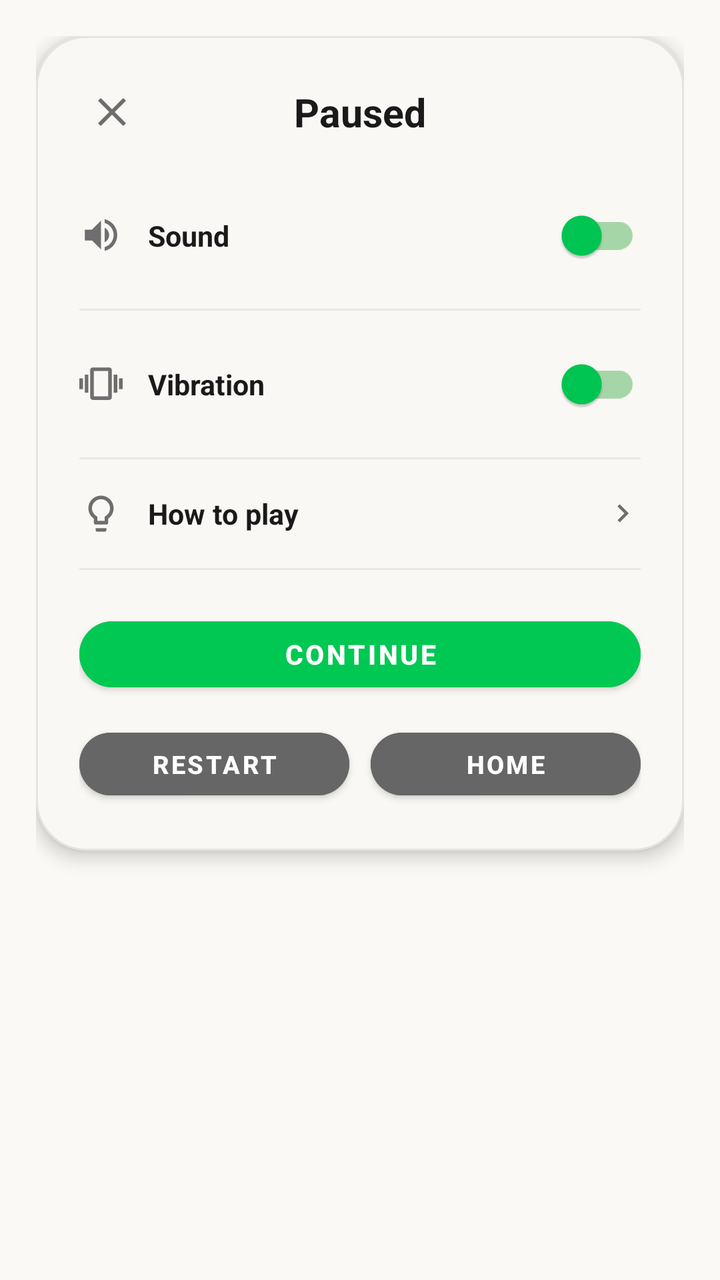
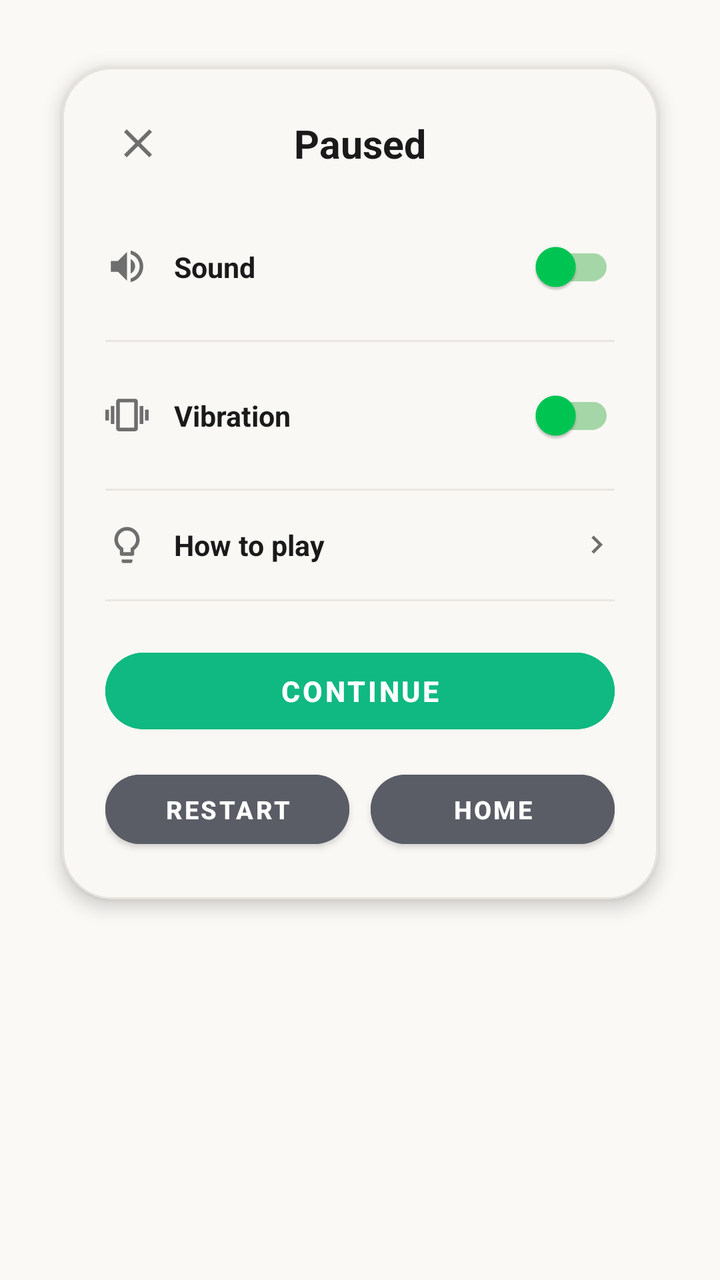

The first picture is an Android layout as it rendered before a commit; the second is the same layout after the commit. The layout source and the unified diff follow.
<!-- AndroidManifest.xml: application theme Theme.NumberBlocks -->
<!-- res/layout/dialog_pause_menu.xml -->
<?xml version="1.0" encoding="utf-8"?>
<LinearLayout xmlns:android="http://schemas.android.com/apk/res/android"
    xmlns:app="http://schemas.android.com/apk/res-auto"
    android:layout_width="match_parent"
    android:layout_height="wrap_content"
    android:background="@android:color/transparent"
    android:orientation="vertical"
    android:padding="@dimen/dp_20">

    <com.google.android.material.card.MaterialCardView
        android:layout_width="match_parent"
        android:layout_height="wrap_content"
        app:cardBackgroundColor="#FAF8F5"
        app:cardCornerRadius="@dimen/dp_28"
        app:cardElevation="@dimen/dp_6"
        app:strokeColor="#E6E3DB"
        app:strokeWidth="@dimen/dp_1">

        <LinearLayout
            android:layout_width="match_parent"
            android:layout_height="wrap_content"
            android:orientation="vertical"
            android:padding="@dimen/dp_24">

            
            <RelativeLayout
                android:layout_width="match_parent"
                android:layout_height="wrap_content">

                <ImageButton
                    android:id="@+id/btn_pause_close"
                    android:contentDescription="@string/cd_close"
                    android:layout_width="@dimen/dp_36"
                    android:layout_height="@dimen/dp_36"
                    android:layout_alignParentStart="true"
                    android:layout_centerVertical="true"
                    android:background="?attr/selectableItemBackgroundBorderless"
                    android:src="@drawable/ic_close"
                    app:tint="#6E6E6E" />

                <TextView
                    android:layout_width="wrap_content"
                    android:layout_height="wrap_content"
                    android:layout_centerInParent="true"
                    android:text="@string/paused"
                    android:textColor="#1A1A1A"
                    android:textSize="@dimen/sp_22"
                    android:textStyle="bold" />
            </RelativeLayout>

            
            <LinearLayout
                android:layout_width="match_parent"
                android:layout_height="wrap_content"
                android:layout_marginTop="@dimen/dp_24"
                android:gravity="center_vertical"
                android:orientation="horizontal">

                <ImageView
                    android:layout_width="@dimen/dp_24"
                    android:layout_height="@dimen/dp_24"
                    android:src="@drawable/ic_speaker"
                    android:contentDescription="@string/cd_sound_icon"
                    app:tint="#6E6E6E" />

                <TextView
                    android:layout_width="0dp"
                    android:layout_height="wrap_content"
                    android:layout_marginStart="@dimen/dp_14"
                    android:layout_weight="1"
                    android:text="@string/sound"
                    android:textColor="#1A1A1A"
                    android:textSize="@dimen/sp_16"
                    android:textStyle="bold" />

                <androidx.appcompat.widget.SwitchCompat
                    android:id="@+id/switch_pause_sound"
                    android:layout_width="wrap_content"
                    android:layout_height="wrap_content"
                    app:thumbTint="#00C853"
                    app:trackTint="#A5D6A7" />
            </LinearLayout>

            <View
                android:layout_width="match_parent"
                android:layout_height="@dimen/dp_1"
                android:layout_marginTop="@dimen/dp_14"
                android:layout_marginBottom="@dimen/dp_14"
                android:background="#EAE7DF" />

            
            <LinearLayout
                android:layout_width="match_parent"
                android:layout_height="wrap_content"
                android:gravity="center_vertical"
                android:orientation="horizontal">

                <ImageView
                    android:layout_width="@dimen/dp_24"
                    android:layout_height="@dimen/dp_24"
                    android:src="@drawable/ic_vibrate"
                    android:contentDescription="@string/cd_vibrate_icon"
                    app:tint="#6E6E6E" />

                <TextView
                    android:layout_width="0dp"
                    android:layout_height="wrap_content"
                    android:layout_marginStart="@dimen/dp_14"
                    android:layout_weight="1"
                    android:text="@string/vibration"
                    android:textColor="#1A1A1A"
                    android:textSize="@dimen/sp_16"
                    android:textStyle="bold" />

                <androidx.appcompat.widget.SwitchCompat
                    android:id="@+id/switch_pause_vibration"
                    android:layout_width="wrap_content"
                    android:layout_height="wrap_content"
                    app:thumbTint="#00C853"
                    app:trackTint="#A5D6A7" />
            </LinearLayout>

            <View
                android:layout_width="match_parent"
                android:layout_height="@dimen/dp_1"
                android:layout_marginTop="@dimen/dp_14"
                android:layout_marginBottom="@dimen/dp_14"
                android:background="#EAE7DF" />

            
            <LinearLayout
                android:id="@+id/row_pause_how_to_play"
                android:layout_width="match_parent"
                android:layout_height="wrap_content"
                android:background="?attr/selectableItemBackground"
                android:gravity="center_vertical"
                android:orientation="horizontal"
                android:paddingTop="@dimen/dp_4"
                android:paddingBottom="@dimen/dp_4">

                <ImageView
                    android:layout_width="@dimen/dp_24"
                    android:layout_height="@dimen/dp_24"
                    android:src="@drawable/ic_lightbulb"
                    android:contentDescription="@string/cd_help_icon"
                    app:tint="#6E6E6E" />

                <TextView
                    android:layout_width="0dp"
                    android:layout_height="wrap_content"
                    android:layout_marginStart="@dimen/dp_14"
                    android:layout_weight="1"
                    android:text="@string/how_to_play"
                    android:textColor="#1A1A1A"
                    android:textSize="@dimen/sp_16"
                    android:textStyle="bold" />

                <ImageView
                    android:layout_width="@dimen/dp_20"
                    android:layout_height="@dimen/dp_20"
                    android:src="@drawable/ic_chevron_right"
                    android:contentDescription="@string/cd_chevron"
                    app:tint="#6E6E6E" />
            </LinearLayout>

            <View
                android:layout_width="match_parent"
                android:layout_height="@dimen/dp_1"
                android:layout_marginTop="@dimen/dp_14"
                android:layout_marginBottom="@dimen/dp_22"
                android:background="#EAE7DF" />

            
            <Button
                android:id="@+id/btn_pause_continue"
                style="@style/Widget.MaterialComponents.Button"
                android:layout_width="match_parent"
                android:layout_height="@dimen/dp_50"
                android:backgroundTint="#00C853"
                android:text="@string/continue_label"
                android:textColor="#FFFFFF"
                android:textSize="@dimen/sp_15"
                android:textStyle="bold"
                app:cornerRadius="@dimen/dp_25" />

            
            <LinearLayout
                android:layout_width="match_parent"
                android:layout_height="wrap_content"
                android:layout_marginTop="@dimen/dp_12"
                android:orientation="horizontal">

                <Button
                    android:id="@+id/btn_pause_restart"
                    style="@style/Widget.MaterialComponents.Button"
                    android:layout_width="0dp"
                    android:layout_height="@dimen/dp_48"
                    android:layout_marginEnd="@dimen/dp_6"
                    android:layout_weight="1"
                    android:backgroundTint="#666666"
                    android:text="Restart"
                    android:textColor="#FFFFFF"
                    android:textSize="@dimen/sp_14"
                    android:textStyle="bold"
                    app:cornerRadius="@dimen/dp_24" />

                <Button
                    android:id="@+id/btn_pause_home"
                    style="@style/Widget.MaterialComponents.Button"
                    android:layout_width="0dp"
                    android:layout_height="@dimen/dp_48"
                    android:layout_marginStart="@dimen/dp_6"
                    android:layout_weight="1"
                    android:backgroundTint="#666666"
                    android:text="Home"
                    android:textColor="#FFFFFF"
                    android:textSize="@dimen/sp_14"
                    android:textStyle="bold"
                    app:cornerRadius="@dimen/dp_24" />
            </LinearLayout>

        </LinearLayout>
    </com.google.android.material.card.MaterialCardView>
</LinearLayout>
<!-- resources referenced by this layout -->
<resources>
  <dimen name="dp_1">1.00dp</dimen>
  <dimen name="dp_12">12.00dp</dimen>
  <dimen name="dp_14">14.00dp</dimen>
  <dimen name="dp_20">20.00dp</dimen>
  <dimen name="dp_22">22.00dp</dimen>
  <dimen name="dp_24">24.00dp</dimen>
  <dimen name="dp_25">25.00dp</dimen>
  <dimen name="dp_28">28.00dp</dimen>
  <dimen name="dp_36">36.00dp</dimen>
  <dimen name="dp_4">4.00dp</dimen>
  <dimen name="dp_48">48.00dp</dimen>
  <dimen name="dp_50">50.00dp</dimen>
  <dimen name="dp_6">6.00dp</dimen>
  <dimen name="sp_14">14.00sp</dimen>
  <dimen name="sp_15">15.00sp</dimen>
  <dimen name="sp_16">16.00sp</dimen>
  <dimen name="sp_22">22.00sp</dimen>
  <!-- drawable ic_chevron_right (drawable) -->
  <vector xmlns:android="http://schemas.android.com/apk/res/android"
      android:width="24dp"
      android:height="24dp"
      android:viewportWidth="24"
      android:viewportHeight="24">
      <path
          android:fillColor="#FF000000"
          android:pathData="M10,6L8.59,7.41 13.17,12l-4.58,4.59L10,18l6,-6z"/>
  </vector>
  <!-- drawable ic_close (drawable) -->
  <vector xmlns:android="http://schemas.android.com/apk/res/android"
      android:width="24dp"
      android:height="24dp"
      android:viewportWidth="24"
      android:viewportHeight="24">
      <path
          android:fillColor="#FF000000"
          android:pathData="M19,6.41L17.59,5 12,10.59 6.41,5 5,6.41 10.59,12 5,17.59 6.41,19 12,13.41 17.59,19 19,17.59 13.41,12z"/>
  </vector>
  <!-- drawable ic_speaker (drawable) -->
  <vector xmlns:android="http://schemas.android.com/apk/res/android"
      android:width="24dp"
      android:height="24dp"
      android:viewportWidth="24"
      android:viewportHeight="24">
      <path
          android:fillColor="#FF000000"
          android:pathData="M3,9v6h4l5,5V4L7,9H3zm13.5,3c0,-1.77 -1.02,-3.29 -2.5,-4.03v8.05c1.48,-0.73 2.5,-2.25 2.5,-4.02zM14,3.23v2.06c2.89,0.86 5,3.54 5,6.71s-2.11,5.85 -5,6.71v2.06c4.01,-0.91 7,-4.49 7,-8.77s-2.99,-7.86 -7,-8.77z"/>
  </vector>
  <!-- drawable ic_vibrate (drawable) -->
  <vector xmlns:android="http://schemas.android.com/apk/res/android"
      android:width="24dp"
      android:height="24dp"
      android:viewportWidth="24"
      android:viewportHeight="24">
      <path
          android:fillColor="#FF000000"
          android:pathData="M0,15h2V9H0v6zm3,2h2V7H3v10zm19,-8v6h2V9h-2zm-3,8h2V7h-2v10zM16.5,3h-9C6.67,3 6,3.67 6,4.5v15c0,0.83 0.67,1.5 1.5,1.5h9c0.83,0 1.5,-0.67 1.5,-1.5v-15c0,-0.83 -0.67,-1.5 -1.5,-1.5zM16,19H8V5h8v14z"/>
  </vector>
  <string name="cd_chevron">Navigation arrow</string>
  <string name="cd_close">Close</string>
  <string name="cd_help_icon">Help icon</string>
  <string name="cd_sound_icon">Sound icon</string>
  <string name="cd_vibrate_icon">Vibration icon</string>
  <string name="continue_label">Continue</string>
  <string name="how_to_play">How to play</string>
  <string name="paused">Paused</string>
  <string name="sound">Sound</string>
  <string name="vibration">Vibration</string>
  <style name="Theme.NumberBlocks" parent="Theme.MaterialComponents.DayNight.NoActionBar">
          <item name="colorPrimary">@color/primary</item>
          <item name="colorPrimaryVariant">@color/primary_variant</item>
          <item name="colorSecondary">@color/secondary</item>
          <item name="android:statusBarColor">@color/background</item>
          <item name="android:navigationBarColor">@color/background</item>
          <item name="android:windowBackground">@color/background</item>
          <item name="android:windowLightStatusBar">true</item>
      </style>
  <color name="primary">#1E2024</color>
  <color name="primary_variant">#161719</color>
  <color name="secondary">#5A5D66</color>
  <color name="background">#FAF9F6</color>
  <!-- unchanged entries left out for length: 1 -->
</resources>

<!-- the commit's change to res/layout/dialog_pause_menu.xml (unified diff, before → after) -->
@@ -4,6 +4,8 @@
     android:layout_width="match_parent"
     android:layout_height="wrap_content"
     android:background="@android:color/transparent"
+    android:clipChildren="false"
+    android:clipToPadding="false"
     android:orientation="vertical"
     android:padding="@dimen/dp_20">
 
@@ -13,6 +15,7 @@
         app:cardBackgroundColor="#FAF8F5"
         app:cardCornerRadius="@dimen/dp_28"
         app:cardElevation="@dimen/dp_6"
+        app:cardUseCompatPadding="true"
         app:strokeColor="#E6E3DB"
         app:strokeWidth="@dimen/dp_1">
 
@@ -175,13 +178,13 @@
                 android:id="@+id/btn_pause_continue"
                 style="@style/Widget.MaterialComponents.Button"
                 android:layout_width="match_parent"
-                android:layout_height="@dimen/dp_50"
-                android:backgroundTint="#00C853"
+                android:layout_height="@dimen/dp_56"
+                android:backgroundTint="#10B981"
                 android:text="@string/continue_label"
                 android:textColor="#FFFFFF"
-                android:textSize="@dimen/sp_15"
+                android:textSize="@dimen/sp_16"
                 android:textStyle="bold"
-                app:cornerRadius="@dimen/dp_25" />
+                app:cornerRadius="@dimen/dp_28" />
 
             
             <LinearLayout
@@ -194,29 +197,29 @@
                     android:id="@+id/btn_pause_restart"
                     style="@style/Widget.MaterialComponents.Button"
                     android:layout_width="0dp"
-                    android:layout_height="@dimen/dp_48"
+                    android:layout_height="@dimen/dp_52"
                     android:layout_marginEnd="@dimen/dp_6"
                     android:layout_weight="1"
-                    android:backgroundTint="#666666"
+                    android:backgroundTint="#5A5D66"
                     android:text="Restart"
                     android:textColor="#FFFFFF"
                     android:textSize="@dimen/sp_14"
                     android:textStyle="bold"
-                    app:cornerRadius="@dimen/dp_24" />
+                    app:cornerRadius="@dimen/dp_26" />
 
                 <Button
                     android:id="@+id/btn_pause_home"
                     style="@style/Widget.MaterialComponents.Button"
                     android:layout_width="0dp"
-                    android:layout_height="@dimen/dp_48"
+                    android:layout_height="@dimen/dp_52"
                     android:layout_marginStart="@dimen/dp_6"
                     android:layout_weight="1"
-                    android:backgroundTint="#666666"
+                    android:backgroundTint="#5A5D66"
                     android:text="Home"
                     android:textColor="#FFFFFF"
                     android:textSize="@dimen/sp_14"
                     android:textStyle="bold"
-                    app:cornerRadius="@dimen/dp_24" />
+                    app:cornerRadius="@dimen/dp_26" />
             </LinearLayout>
 
         </LinearLayout>
<!-- resource entries referenced after the edit -->
@@ -6,15 +6,14 @@
   <dimen name="dp_20">20.00dp</dimen>
   <dimen name="dp_22">22.00dp</dimen>
   <dimen name="dp_24">24.00dp</dimen>
-  <dimen name="dp_25">25.00dp</dimen>
+  <dimen name="dp_26">26.00dp</dimen>
   <dimen name="dp_28">28.00dp</dimen>
   <dimen name="dp_36">36.00dp</dimen>
   <dimen name="dp_4">4.00dp</dimen>
-  <dimen name="dp_48">48.00dp</dimen>
-  <dimen name="dp_50">50.00dp</dimen>
+  <dimen name="dp_52">52.00dp</dimen>
+  <dimen name="dp_56">56.00dp</dimen>
   <dimen name="dp_6">6.00dp</dimen>
   <dimen name="sp_14">14.00sp</dimen>
-  <dimen name="sp_15">15.00sp</dimen>
   <dimen name="sp_16">16.00sp</dimen>
   <dimen name="sp_22">22.00sp</dimen>
   <!-- drawable ic_chevron_right (drawable) -->
